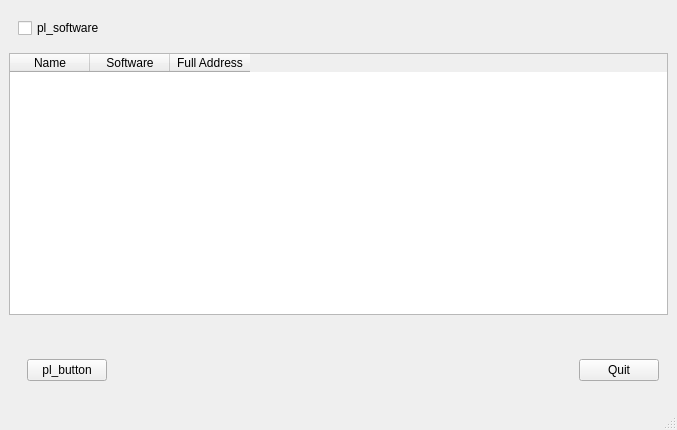
Oreyato/Pipeline22, file manager/ui/qt/window.ui: the form before one commit.
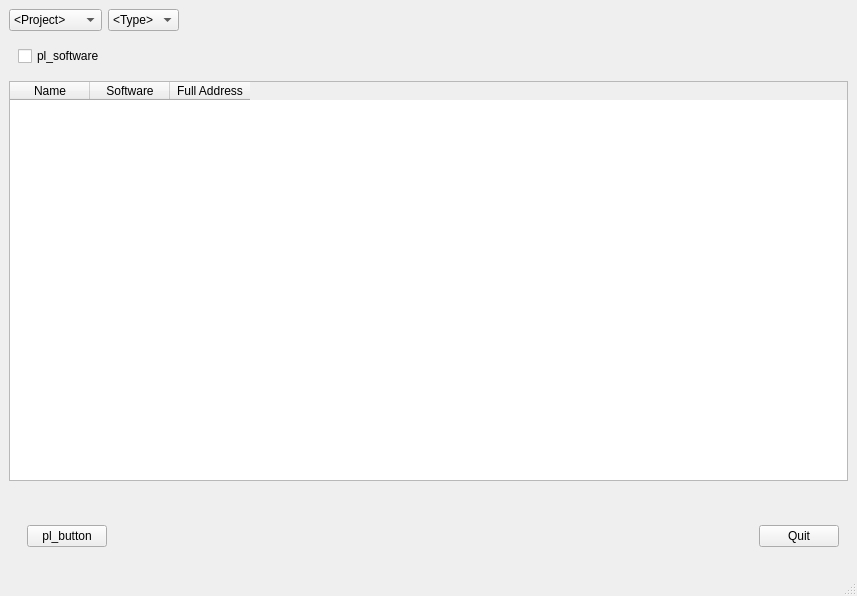
The form after the commit.

```diff
--- a/manager/ui/qt/window.ui
+++ b/manager/ui/qt/window.ui
@@ -6,8 +6,8 @@
    <rect>
     <x>0</x>
     <y>0</y>
-    <width>677</width>
-    <height>430</height>
+    <width>857</width>
+    <height>596</height>
    </rect>
   </property>
   <property name="windowTitle">
@@ -21,7 +21,57 @@
     <item row="0" column="0">
      <layout class="QVBoxLayout" name="verticalLayout">
       <item>
-       <layout class="QHBoxLayout" name="horizontalLayout_4">
+       <layout class="QHBoxLayout" name="drop_down_hLayout">
+        <item>
+         <widget class="QComboBox" name="projectName_cb">
+          <item>
+           <property name="text">
+            <string>&lt;Project&gt;</string>
+           </property>
+          </item>
+          <item>
+           <property name="text">
+            <string>micromovie</string>
+           </property>
+          </item>
+         </widget>
+        </item>
+        <item>
+         <widget class="QComboBox" name="type_cb">
+          <item>
+           <property name="text">
+            <string>&lt;Type&gt;</string>
+           </property>
+          </item>
+          <item>
+           <property name="text">
+            <string>assets</string>
+           </property>
+          </item>
+          <item>
+           <property name="text">
+            <string>shots</string>
+           </property>
+          </item>
+         </widget>
+        </item>
+        <item>
+         <spacer name="horizontalSpacer_4">
+          <property name="orientation">
+           <enum>Qt::Horizontal</enum>
+          </property>
+          <property name="sizeHint" stdset="0">
+           <size>
+            <width>40</width>
+            <height>20</height>
+           </size>
+          </property>
+         </spacer>
+        </item>
+       </layout>
+      </item>
+      <item>
+       <layout class="QHBoxLayout" name="softwares_cb_hLayout">
         <item>
          <layout class="QHBoxLayout" name="horizontalLayout_5">
           <item>
```
Left out of the diff: 6 changed lines with no effect on the pictures.
